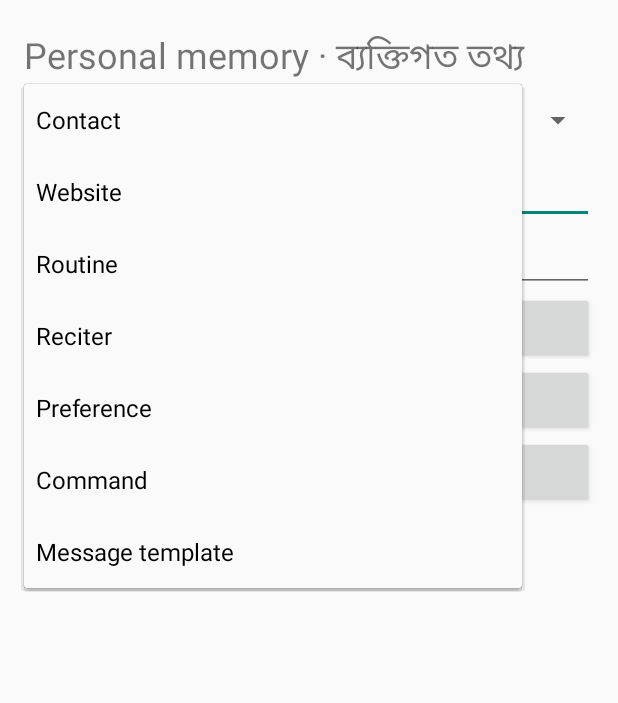
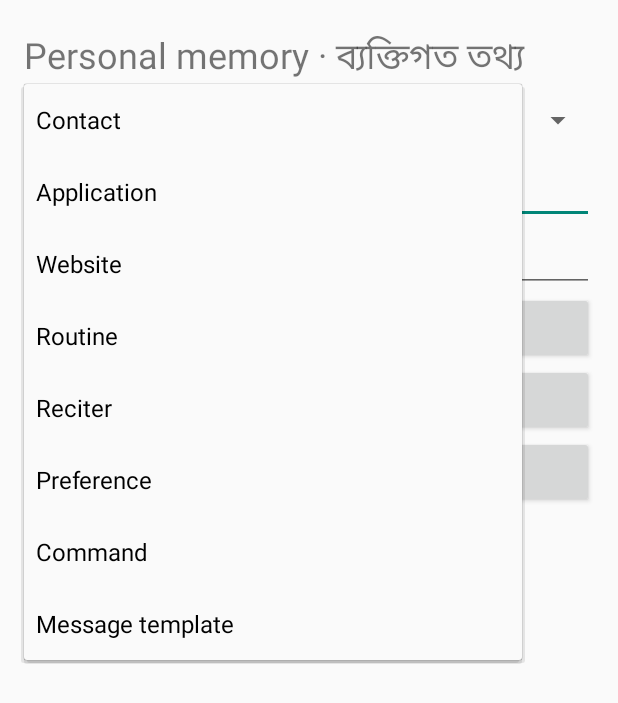
Before and after one commit to csgayeasinarafat-cmd/apk, an Android app: the MemoryActivity screen opened directly, with no data from a screen before it, after a tap on "Contact", on a phone screen of 412 x 824 dp. Shown: the top 703 px of the screen. Run offline under Robolectric (Android 15) with nearby library versions, the phone set to English and light mode, and no system bars; pictures from the network do not load.

Commit message:
Validate MemoryActivity.kt in the development build [skip ci]

```diff
--- a/app/src/main/java/com/mylife/agent/MemoryActivity.kt
+++ b/app/src/main/java/com/mylife/agent/MemoryActivity.kt
@@ -8,7 +8,7 @@ import org.json.*
 
 class MemoryActivity:Activity(){
     private val store by lazy { getSharedPreferences("private_memory",0) }
-    private val kinds=listOf("Contact","Website","Routine","Reciter","Preference","Command","Message template")
+    private val kinds=listOf("Contact","Application","Website","Routine","Reciter","Preference","Command","Message template")
     private lateinit var category:Spinner
     private lateinit var name:EditText
     private lateinit var value:EditText
@@ -70,7 +70,8 @@ class MemoryActivity:Activity(){
                 val imports=(0 until rows.length()).map{AdvancedRule.parse(rows.getJSONObject(it)).also{r->
                     require(r.id>0 && r.name.isNotBlank() && r.hour in 0..23 && r.minute in 0..59 && r.days.isNotEmpty() && r.days.all{it in '1'..'7'} && AdvancedRules.validActions(r.actions) && r.event in RuleConditions.events)
                     if(r.event=="DATE")java.time.LocalDate.parse(r.date)
-                    if(r.condition.isNotBlank())RuleConditions.matches(this,r.condition)
+                    require(RuleConditions.valid(r.condition))
+                    if(r.event in setOf("ARRIVE","DEPART"))OptionalEvents.area(r.date)
                 }}
                 AlertDialog.Builder(this).setTitle("Import backup?").setMessage("Add missing memory entries and rules. Imported rules start disabled. Existing entries with matching IDs are kept.")
                     .setPositiveButton("Import"){_,_-> val current=AdvancedRules.load(this);val ids=current.map{it.id}.toSet()
```
